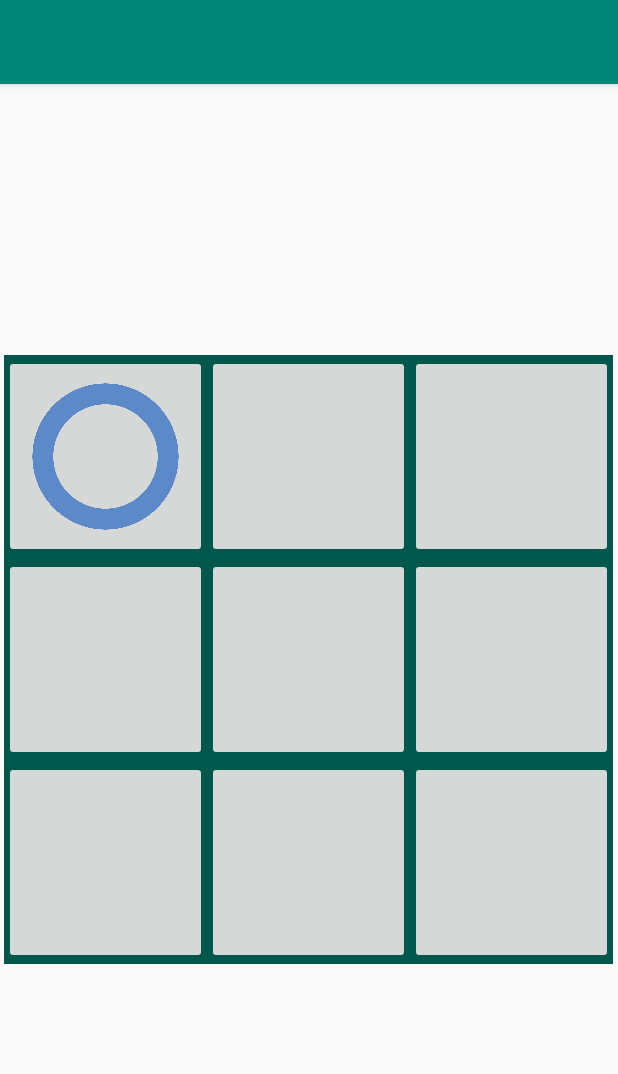
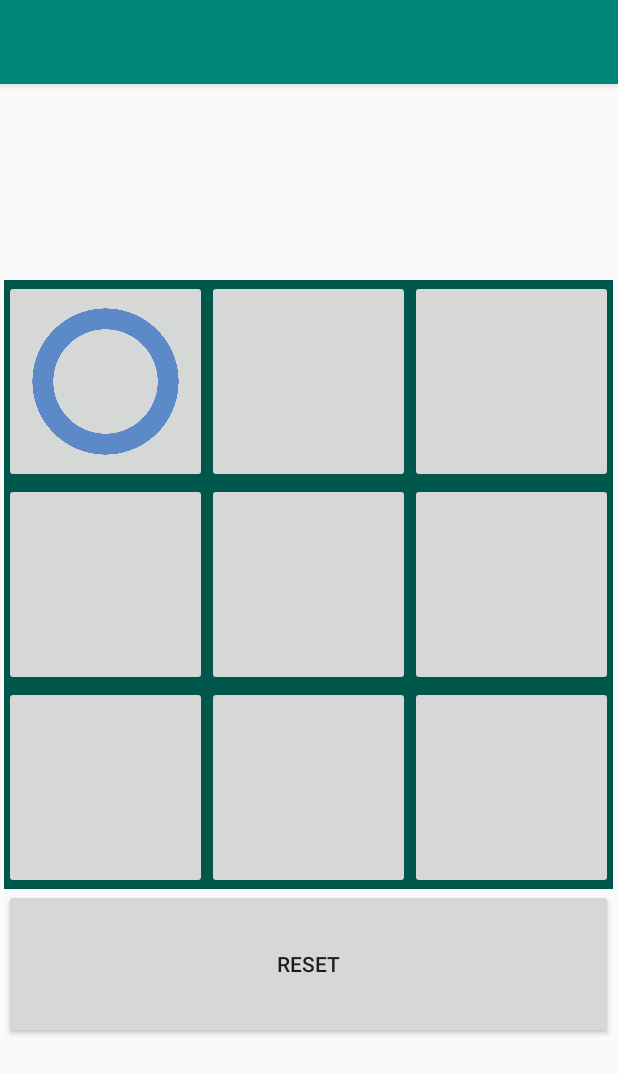
Before and after one commit to HenrikSandberg/TicTacToe, an Android app: the screen it shows after launch (GameActivity), after a tap on "TODO", on a phone screen of 412 x 824 dp. Shown: the top 1074 px of the screen. Run offline under Robolectric (Android 15) with nearby library versions, the phone set to English and light mode, and no system bars.

Commit message:
Almost working AI

```diff
--- /dev/null
+++ b/app/src/main/java/com/example/tictactoe/controller/GameAI.kt
@@ -0,0 +1,72 @@
+package com.example.tictactoe.controller
+
+class GameAI{
+    private var move = -1
+    private var winner = 0
+
+    fun makeMove(board: Array<Int>): Int{
+        if (miniMax(board, 1) >= 0){
+            return move
+        }
+        return 8
+    }
+    private fun miniMax(board: Array<Int>, player: Int): Int{
+        if (haveAWinner(board)){  return winner * player  }
+        move = -1
+        var score = -2
+        (0 until board.size).forEach { i ->
+            if (board[i] == 0) {
+                board[i] = player
+                val newPlayer= -player
+                val scoreForMove = (miniMax(board.clone(), newPlayer))
+                if (scoreForMove > score) {
+                    score = scoreForMove
+                    move = i
+                }
+            }
+        }
+        if (move == -1){
+            return 0
+        }
+        return score
+    }
+
+    private fun lookRow(board: Array<Int>): Boolean {
+        var i = 0
+        while (i < board.size) {
+            val value = board[i] + board[i+1] + board[i+2]
+            if (value == -3 || value == 3) {
+                winner = if (value == -3) -1 else 1
+                return true
+            }
+            i += 3
+        }
+        return false
+    }
+
+    private fun lookColumn(board: Array<Int>): Boolean {
+        (0..2).forEach { column ->
+            val value = board[column] + board[column+3] + board[column+6]
+            if (value == -3 || value == 3) {
+                winner = if (value == -3) -1 else 1
+                return true
+            }
+        }
+        return false
+    }
+
+    private fun lookCross(board: Array<Int>): Boolean {
+        val leftToRight = board[0] + board[4] + board[8]
+        val rightToLeft = board[2] + board[4] + board[6]
+        if (leftToRight == -3 || leftToRight == 3){
+            winner = if (leftToRight == -3) -1 else 1
+            return true
+        }else if (rightToLeft == -3 || rightToLeft == 3){
+            winner = if (rightToLeft == -3) -1 else 1
+            return true
+        }
+        return false
+    }
+
+    private fun haveAWinner(board: Array<Int>): Boolean { return (lookCross(board) || lookColumn(board) || lookRow(board)) }
+}
--- a/app/src/main/java/com/example/tictactoe/controller/TicTakToe.kt
+++ b/app/src/main/java/com/example/tictactoe/controller/TicTakToe.kt
@@ -2,16 +2,24 @@ package com.example.tictactoe.controller
 
 class TicTakToe{
     private var firstPlayersTurn = true
-    private var game = arrayOf(
-        arrayOf(0,0,0),
-        arrayOf(0,0,0),
-        arrayOf(0,0,0)
-    )
+    private var game = arrayOf(0,0,0, 0,0,0, 0,0,0)
 
-    fun setBrick(row: Int, column: Int): Boolean {
-        if (!haveAWinner()){
-            if (isEmpty(row, column)) {
-                game[row][column] = if (firstPlayersTurn) 10 else 2
+    fun lookAtBoard(): Array<Int> { return game }
+
+    //Return 0 for draw, -1 for player one, and 1 for player two
+    fun whoIsTheWinner(): Int {
+        if (noEmpty() && !haveAWinner()){
+            return 0
+        } else if (haveAWinner()){
+            return if (!firstPlayersTurn) -1 else 1  //when makeMove is called it changes the players turn so if player one just made a move it's that person that won.
+        }
+        return 0
+    }
+
+    fun makeMove(position: Int): Boolean {
+        if (!haveAWinner()) {
+            if (isEmpty(position)) {
+                game[position] = if (firstPlayersTurn) -1 else 1
                 firstPlayersTurn = !firstPlayersTurn
                 return true
             }
@@ -19,49 +27,52 @@ class TicTakToe{
         return false
     }
 
-    fun isItFirstTurn(): Boolean {return firstPlayersTurn}
+    fun isItFirstTurn(): Boolean { return firstPlayersTurn }
 
     fun resetGame() {
         firstPlayersTurn = true
-        game = arrayOf(
-            arrayOf(0,0,0),
-            arrayOf(0,0,0),
-            arrayOf(0,0,0)
-        )
+        game = arrayOf(0,0,0,0,0,0, 0,0,0)
     }
 
-    fun isEmpty(row: Int, column: Int): Boolean { return (game[row][column] == 0) }
+    private fun isEmpty(position: Int): Boolean { return (game[position] == 0) }
 
-    fun noEmpty(): Boolean{
-        (0..game.size).forEach { row ->
-            (0..game[row].size).forEach { column ->
-                if (game[row][column] == 0)  return false
-            }
+    fun noEmpty(): Boolean {
+        (0 until game.size).forEach {position  ->
+            if (game[position] == 0)  return false
         }
         return true
     }
 
-    private fun lookRow(): Boolean{
-        (0 until game.size).forEach { row ->
-            val value = game[row][0] + game[row][1] + game[row][2]
-            if (value == 30 || value == 6) return true
+    fun allEmpty(): Boolean {
+        (0 until game.size).forEach { position ->
+            if (game[position] != 0)  return false
+        }
+        return true
+    }
+
+    private fun lookRow(): Boolean {
+        var i = 0
+        while (i < game.size) {
+            val value = game[i] + game[i+1] + game[i+2]
+            if (value == -3 || value == 3) return true
+            i += 3
         }
         return false
     }
 
     private fun lookColumn(): Boolean {
-        (0 until game.size).forEach { column ->
-            val value = game[0][column] + game[1][column] + game[2][column]
-            if (value == 30 || value == 6) return true
+        (0..2).forEach { column ->
+            val value = game[column] + game[column+3] + game[column+6]
+            if (value == -3 || value == 3) return true
         }
         return false
     }
 
-    private fun lookCross(): Boolean{
-        val leftToRight = game[0][0] + game[1][1] + game[2][2]
-        val rightToLeft = game[2][0] + game[1][1] + game[0][2]
-        return (leftToRight == 30 || leftToRight == 6 || rightToLeft == 30 || rightToLeft == 6)
+    private fun lookCross(): Boolean {
+        val leftToRight = game[0] + game[4] + game[8]
+        val rightToLeft = game[2] + game[4] + game[6]
+        return (leftToRight == -3 || leftToRight == 3 || rightToLeft == -3 || rightToLeft == 3)
     }
 
-    fun haveAWinner(): Boolean { return (lookCross() || lookColumn() || lookRow())}
+    fun haveAWinner(): Boolean { return (lookCross() || lookColumn() || lookRow()) }
 }
--- a/app/src/main/java/com/example/tictactoe/model/BoardFragment.kt
+++ b/app/src/main/java/com/example/tictactoe/model/BoardFragment.kt
@@ -1,23 +1,22 @@
 package com.example.tictactoe.model
 
-import android.inputmethodservice.Keyboard
 import android.os.Bundle
 import androidx.fragment.app.Fragment
 import android.view.LayoutInflater
 import android.view.View
 import android.view.ViewGroup
-import android.widget.GridLayout
 import android.widget.ImageButton
 import androidx.core.view.get
+import com.example.tictactoe.controller.GameAI
 import com.example.tictactoe.controller.TicTakToe
-import kotlinx.android.synthetic.main.activity_game.*
 import kotlinx.android.synthetic.main.fragment_board.*
-
 
 
 class BoardFragment : Fragment() {
 
     private var ticTakToeGame = TicTakToe()
+    private var ai = GameAI()
+    private val playAgainstAI = true
 
     override fun onCreateView(
         inflater: LayoutInflater, container: ViewGroup?,
@@ -28,6 +27,10 @@ class BoardFragment : Fragment() {
 
     override fun onActivityCreated(savedInstanceState: Bundle?) {
         super.onActivityCreated(savedInstanceState)
+        resetButton.setOnClickListener{
+            ticTakToeGame.resetGame()
+        }
+
         for (i in 0 until grid_for_game.childCount)
             grid_for_game[i].setOnClickListener {
                 selectRouteClick(it)
@@ -36,18 +39,21 @@ class BoardFragment : Fragment() {
 
     private fun selectRouteClick(view: View){
         val imageButton = view as ImageButton
-        val coordinates = imageButton.tag as String
-        val firstTurn = ticTakToeGame.isItFirstTurn()
+        val position = imageButton.tag as String
 
-        if (ticTakToeGame.setBrick(coordinates[0].toString().toInt(), coordinates[1].toString().toInt())) {
-
+        if (ticTakToeGame.makeMove(position.toInt())) {
             imageButton.setImageResource(
                 resources.getIdentifier(
-                    if (firstTurn) "o" else "x",
+                    if (!ticTakToeGame.isItFirstTurn()) "o" else "x", //Make move changes player turn so if current player is player two then it was player one that just did a move
                     "drawable",
                     activity!!.packageName
                 )
             )
+            if (playAgainstAI && !ticTakToeGame.noEmpty() && !ticTakToeGame.haveAWinner()){
+                val move = ai.makeMove(ticTakToeGame.lookAtBoard().clone())
+                println("Move $move")
+                ticTakToeGame.makeMove(move)
+            }
 
             if (ticTakToeGame.haveAWinner())
                 println("We have a winner!")
--- a/app/src/main/res/layout/fragment_board.xml
+++ b/app/src/main/res/layout/fragment_board.xml
@@ -1,10 +1,12 @@
 <?xml version="1.0" encoding="utf-8"?>
 
-<FrameLayout xmlns:android="http://schemas.android.com/apk/res/android"
+<LinearLayout xmlns:android="http://schemas.android.com/apk/res/android"
              xmlns:tools="http://schemas.android.com/tools"
              android:layout_width="match_parent"
              android:layout_height="match_parent"
-             tools:context=".model.GameActivity">
+             tools:context=".model.GameActivity"
+              android:orientation="vertical"
+>
 
     <GridLayout
                 android:id="@+id/grid_for_game"
@@ -17,7 +19,7 @@
         <ImageButton
                 android:layout_row="0"
                 android:layout_column="0"
-                android:tag="00"
+                android:tag="0"
                 android:layout_height="135sp"
                 android:layout_width="135sp"
                 android:scaleType="fitCenter"
@@ -27,7 +29,7 @@
         <ImageButton
                 android:layout_row="0"
                 android:layout_column="1"
-                android:tag="01"
+                android:tag="1"
                 android:layout_height="135sp"
                 android:layout_width="135sp"
                 android:scaleType="fitCenter"
@@ -36,7 +38,7 @@
         <ImageButton
                 android:layout_row="0"
                 android:layout_column="2"
-                android:tag="02"
+                android:tag="2"
                 android:layout_height="135sp"
                 android:layout_width="135sp"
                 android:scaleType="fitCenter"
@@ -46,7 +48,7 @@
         <ImageButton
                 android:layout_row="1"
                 android:layout_column="0"
-                android:tag="10"
+                android:tag="3"
                 android:layout_height="135sp"
                 android:layout_width="135sp"
                 android:scaleType="fitCenter"
@@ -55,7 +57,7 @@
         <ImageButton
                 android:layout_row="1"
                 android:layout_column="1"
-                android:tag="11"
+                android:tag="4"
                 android:layout_height="135sp"
                 android:layout_width="135sp"
                 android:scaleType="fitCenter"
@@ -64,7 +66,7 @@
         <ImageButton
                 android:layout_row="1"
                 android:layout_column="2"
-                android:tag="12"
+                android:tag="5"
                 android:layout_height="135sp"
                 android:layout_width="135sp"
                 android:scaleType="fitCenter"
@@ -74,7 +76,7 @@
         <ImageButton
                 android:layout_row="2"
                 android:layout_column="0"
-                android:tag="20"
+                android:tag="6"
                 android:layout_height="135sp"
                 android:layout_width="135sp"
                 android:scaleType="fitCenter"
@@ -83,7 +85,7 @@
         <ImageButton
                 android:layout_row="2"
                 android:layout_column="1"
-                android:tag="21"
+                android:tag="7"
                 android:layout_height="135sp"
                 android:layout_width="135sp"
                 android:scaleType="fitCenter"
@@ -92,7 +94,7 @@
         <ImageButton
                 android:layout_row="2"
                 android:layout_column="2"
-                android:tag="22"
+                android:tag="8"
                 android:layout_height="135sp"
                 android:layout_width="135sp"
                 android:scaleType="fitCenter"
@@ -100,4 +102,11 @@
                 android:contentDescription="TODO"/>
 
     </GridLayout>
-</FrameLayout>
+
+    <Button
+            android:layout_width="match_parent"
+            android:layout_height="100sp"
+            android:text="Reset"
+            android:id="@+id/resetButton"
+    />
+</LinearLayout>
```
Also changed, not shown: app/src/main/AndroidManifest.xml (+13 -9 lines).
